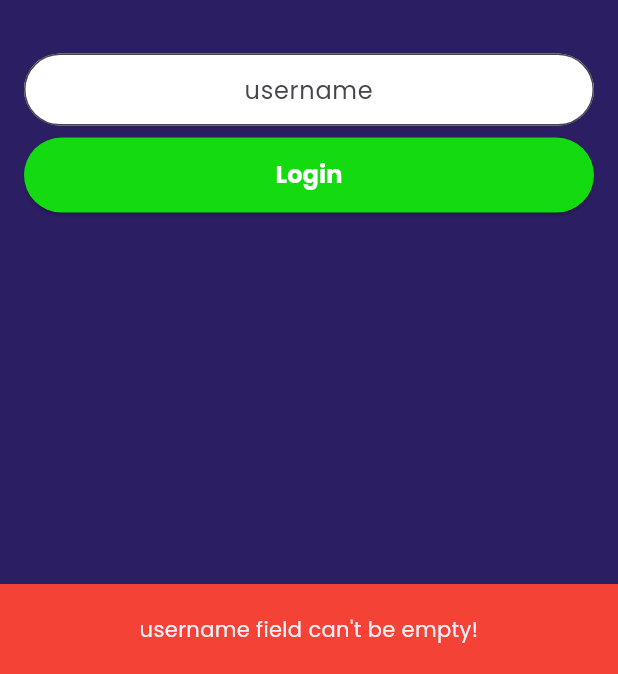
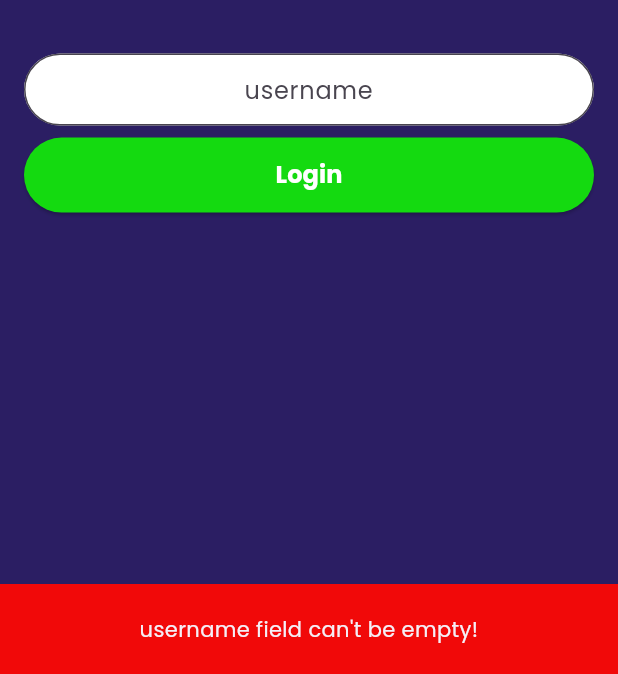
Before and after one commit to hmtbasdas/tictactoe, a Flutter app: the screen it shows after launch, after a tap on "Login", on a phone screen of 412 x 824 dp, the part 562-1236 px from its top. Run offline on Flutter 3.47's test engine with Material 3 defaults, Android fonts, the phone set to English and light mode, and no system bars; our stand-ins replace cloud_firestore, firebase_auth, firebase_core, flutter_secure_storage, mobx; accounts and stored records are empty; generated files the repository leaves out were written again.

Commit message:
auth fixed, home view, chill

```diff
--- a/lib/core/constant/color/colors.dart
+++ b/lib/core/constant/color/colors.dart
@@ -6,3 +6,5 @@ const whiteColor = Color(0xFFFFFFFF);
 const blackColor = Color(0xFF000000);
 
 const greenColor = Color(0xFF14DA10);
+
+const errorColor = Color(0xFFF10909);
--- a/lib/core/constant/navigation/navigation_constant.dart
+++ b/lib/core/constant/navigation/navigation_constant.dart
@@ -1,4 +1,5 @@
 class NavigationConstant {
   static const splash = "/";
   static const login = "/login";
+  static const home = "/home";
 }
--- a/lib/core/init/navigation/navigation_route.dart
+++ b/lib/core/init/navigation/navigation_route.dart
@@ -2,6 +2,7 @@ import 'package:flutter/material.dart';
 import 'package:tictactoe/core/constant/navigation/navigation_constant.dart';
 import 'package:tictactoe/view/auth/login/view/login_view.dart';
 import 'package:tictactoe/view/auth/splash/view/splash_view.dart';
+import 'package:tictactoe/view/main/home/view/home.dart';
 
 class NavigationRoute {
   static final NavigationRoute _instance = NavigationRoute._init();
@@ -14,6 +15,8 @@ class NavigationRoute {
         return normalNavigate(const SplashView(), NavigationConstant.splash);
       case NavigationConstant.login:
         return normalNavigate(const LoginView(), NavigationConstant.login);
+      case NavigationConstant.home:
+        return normalNavigate(const HomeView(), NavigationConstant.home);
       default:
         return normalNavigate(const SplashView(), NavigationConstant.splash);
     }
--- a/lib/core/manager/manager_model.dart
+++ b/lib/core/manager/manager_model.dart
@@ -1,3 +1,5 @@
+import 'package:cloud_firestore/cloud_firestore.dart';
+import 'package:firebase_auth/firebase_auth.dart';
 import 'package:flutter/material.dart';
 import 'package:mobx/mobx.dart';
 
@@ -8,4 +10,6 @@ class ManagerModel = _ManagerModelBase with _$ManagerModel;
 abstract class _ManagerModelBase with Store {
   final scaffoldKey = GlobalKey<ScaffoldMessengerState>();
 
+  final FirebaseAuth firebaseAuth = FirebaseAuth.instance;
+  final FirebaseFirestore firestore = FirebaseFirestore.instance;
 }
--- a/lib/view/auth/login/view-model/login_view_model.dart
+++ b/lib/view/auth/login/view-model/login_view_model.dart
@@ -2,6 +2,8 @@ import 'dart:async';
 import 'package:flutter/material.dart';
 import 'package:mobx/mobx.dart';
 import 'package:tictactoe/core/base/model/base_model.dart';
+import 'package:tictactoe/core/constant/color/colors.dart';
+import 'package:tictactoe/core/constant/navigation/navigation_constant.dart';
 import 'package:tictactoe/view/auth/service/auth_service.dart';
 import 'package:tictactoe/view/auth/service/iauth_service.dart';
 
@@ -35,12 +37,15 @@ abstract class _LoginViewModelBase with Store, BaseModel {
 
   @action
   Future<void> anonymousLogin() async {
-    await authService.anonymousLogin();
+    bool result = await authService.anonymousLogin(usernameTextEditingController.text);
+    result ?
+    await navigation.navigateToPageClear(path: NavigationConstant.home) :
+    customSnackBar.showCustomSnackBar(errorColor, "Something went wrong!");
   }
 
   validate() async {
     usernameTextEditingController.text.isNotEmpty ?
     await anonymousLogin() :
-    customSnackBar.showCustomSnackBar(Colors.red, "username field can't be empty!");
+    customSnackBar.showCustomSnackBar(errorColor, "username field can't be empty!");
   }
 }
--- a/lib/view/auth/service/iauth_service.dart
+++ b/lib/view/auth/service/iauth_service.dart
@@ -1,6 +1,6 @@
 import 'package:firebase_auth/firebase_auth.dart';
 
 abstract class IAuthService {
-  Future<dynamic> autoLogin(String authToken);
-  Future<dynamic> anonymousLogin();
+  Future<dynamic> autoLogin(String uid);
+  Future<dynamic> anonymousLogin(String username);
 }
--- a/lib/view/auth/splash/view-model/splash_view_model.dart
+++ b/lib/view/auth/splash/view-model/splash_view_model.dart
@@ -4,6 +4,7 @@ import 'package:mobx/mobx.dart';
 import 'package:tictactoe/core/base/model/base_model.dart';
 import 'package:tictactoe/core/constant/enum/storage_enum.dart';
 import 'package:tictactoe/core/constant/navigation/navigation_constant.dart';
+import 'package:tictactoe/core/manager/manager.dart';
 
 part 'splash_view_model.g.dart';
 
@@ -17,8 +18,8 @@ abstract class _SplashViewModelBase with Store, BaseModel {
   }
 
   @override
-  Future<void> init() async {
-    await autoLogin();
+  void init() {
+    WidgetsBinding.instance.addPostFrameCallback((_)  { autoLogin(); });
   }
 
   @override
@@ -31,8 +32,8 @@ abstract class _SplashViewModelBase with Store, BaseModel {
     return MediaQuery.of(context).size.height * value;
   }
 
-  Future<void> autoLogin() async {
-    if(!(await storageManager.checkStringValue(StorageEnum.authToken))) {
+  void autoLogin() {
+    if(Manager.instance.managerModel.firebaseAuth.currentUser == null) {
       navigation.navigateToPageClear(path: NavigationConstant.login);
     }
   }
--- a/lib/view/auth/splash/view/splash_view.dart
+++ b/lib/view/auth/splash/view/splash_view.dart
@@ -14,7 +14,7 @@ class SplashView extends StatelessWidget {
   Widget build(BuildContext context) {
     return BaseView<SplashViewModel>(
       viewModel: SplashViewModel(),
-      onModelReady: (model) {
+      onModelReady: (model) async {
         model.setContext(context);
         model.init();
       },
```
Also changed, not shown: lib/view/auth/service/auth_service.dart (+17 -6 lines), lib/view/main/home/view/home.dart (added, +25 -0 lines).
